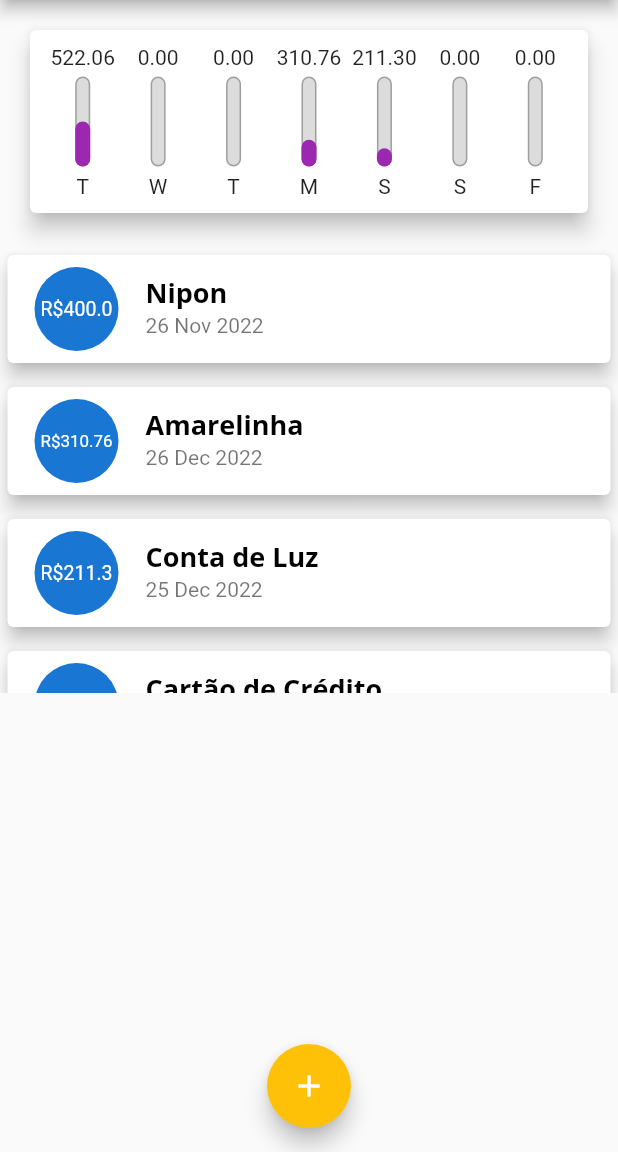
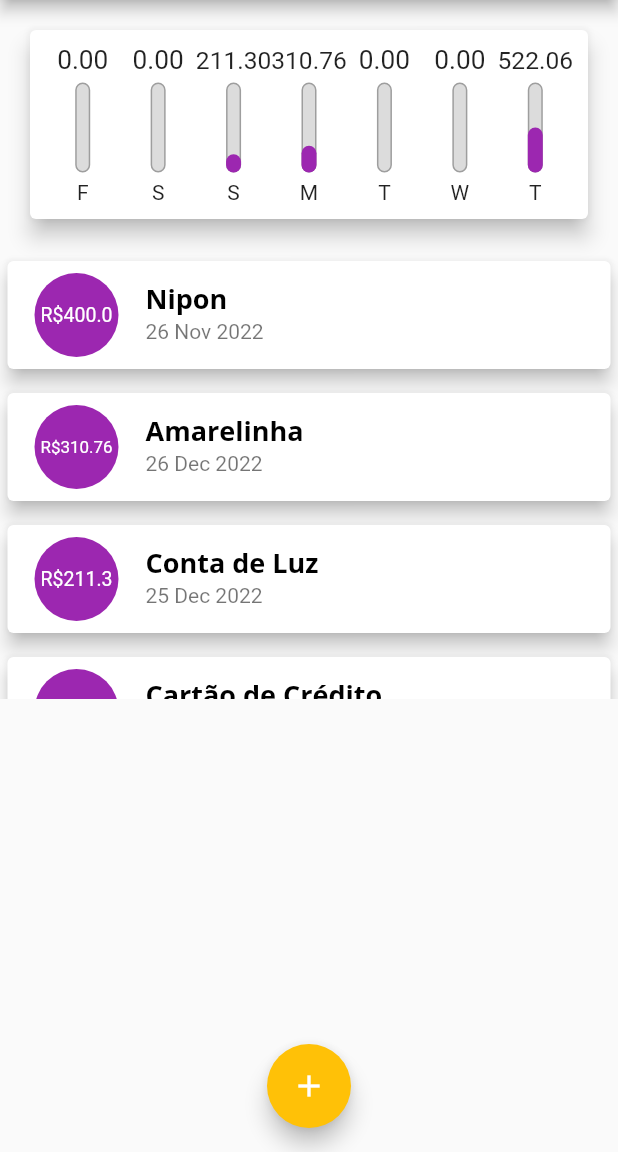
Before and after one commit to enilsonfilho/expenses-app, a Flutter app: the screen it shows after launch, on a phone screen of 412 x 824 dp, the part 84-1236 px from its top. Run offline on Flutter 3.47's test engine with Material 2 defaults, Android fonts, the phone set to English and light mode, and no system bars.

Commit message:
fix: reversed list

```diff
--- a/lib/components/chart.dart
+++ b/lib/components/chart.dart
@@ -34,7 +34,7 @@ class Chart extends StatelessWidget {
         'day': DateFormat.E().format(weekDay)[0],
         'value': totalSum
       };
-    });
+    }).reversed.toList();
   }
 
   double get _weekTotalValue {
--- a/lib/components/chart_bar.dart
+++ b/lib/components/chart_bar.dart
@@ -16,8 +16,11 @@ class ChartBar extends StatelessWidget {
   Widget build(BuildContext context) {
     return Column(
       children: <Widget>[
-        FittedBox(
-          child: Text('${value.toStringAsFixed(2)}'),
+        Container(
+          height: 20,
+          child: FittedBox(
+            child: Text('${value.toStringAsFixed(2)}'),
+          ),
         ),
         SizedBox(height: 5,),
         Container(
--- a/lib/components/transaction_list.dart
+++ b/lib/components/transaction_list.dart
@@ -43,6 +43,8 @@ class TransactionList extends StatelessWidget {
             ),
             child: ListTile(
               leading: CircleAvatar(
+                backgroundColor: Colors.purple,
+                foregroundColor: Colors.white,
                 radius: 30,
                 child: Padding(
                   padding: const EdgeInsets.all(6),
```
